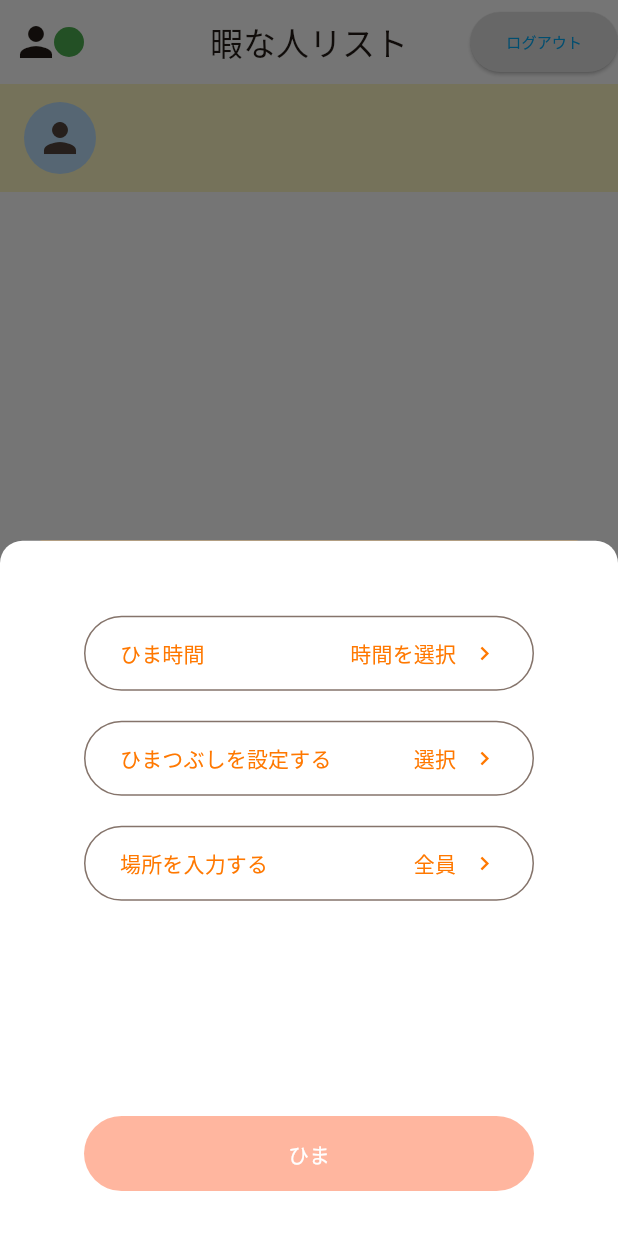
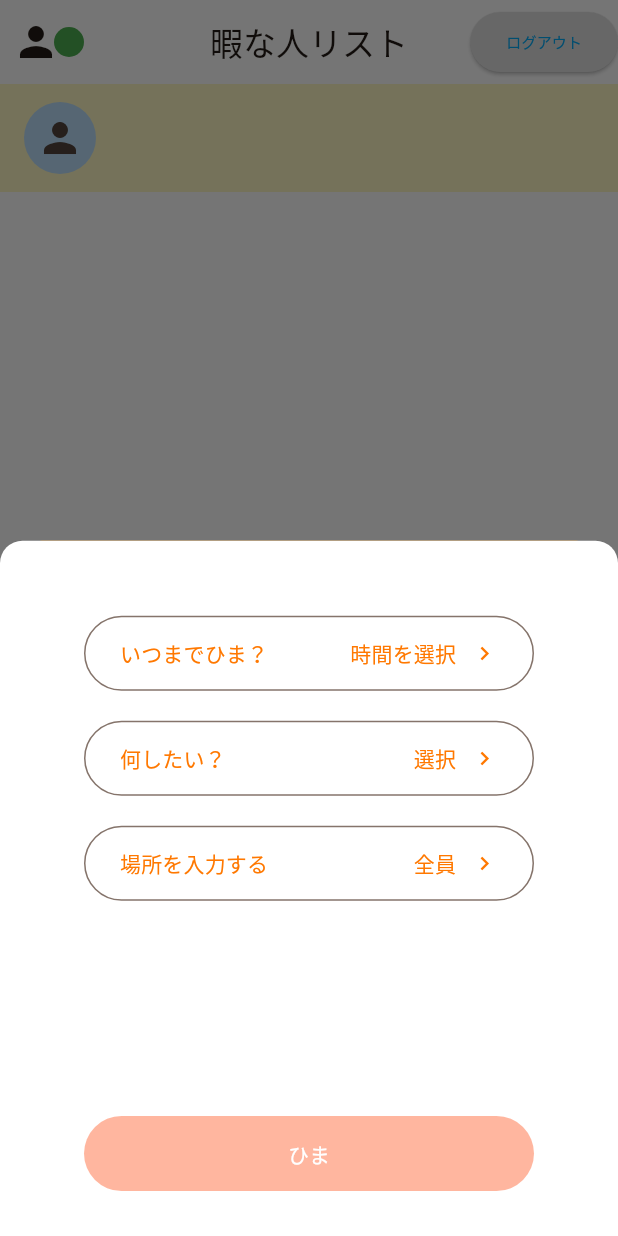
Before and after one commit to horiyu/hi-match, a Flutter app: the NextPage screen opened by its route, after a tap on the "add" icon, on a phone screen of 412 x 824 dp. Run offline on Flutter 3.47's test engine with Material 3 defaults, Android fonts, the phone set to English and light mode, and no system bars; our stand-ins replace cloud_firestore, firebase_analytics, firebase_auth, firebase_core, flutter_datetime_picker_plus, hooks_riverpod and 1 more; accounts and stored records are empty.

Commit message:
ui変更

```diff
--- a/lib/hima_modal.dart
+++ b/lib/hima_modal.dart
@@ -45,7 +45,7 @@ class _HimaModalState extends State<HimaModal> {
                 child: Row(
                   mainAxisAlignment: MainAxisAlignment.spaceBetween,
                   children: [
-                    const Text('ひま時間'),
+                    const Text('いつまでひま？'),
                     Row(
                       children: [
                         if (selectedDate == null)
@@ -112,7 +112,7 @@ class _HimaModalState extends State<HimaModal> {
                 child: Row(
                   mainAxisAlignment: MainAxisAlignment.spaceBetween,
                   children: [
-                    const Text('ひまつぶしを設定する'),
+                    const Text('何したい？'),
                     Row(
                       children: [
                         if (selectedDate == null)
```
